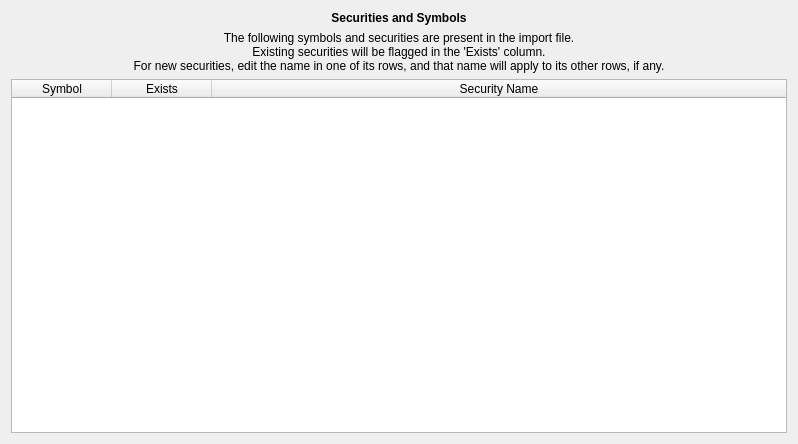
Old version of the form kmymoney/plugins/csvimport/symboltabledlg.ui in the repository KDE/kmymoney.
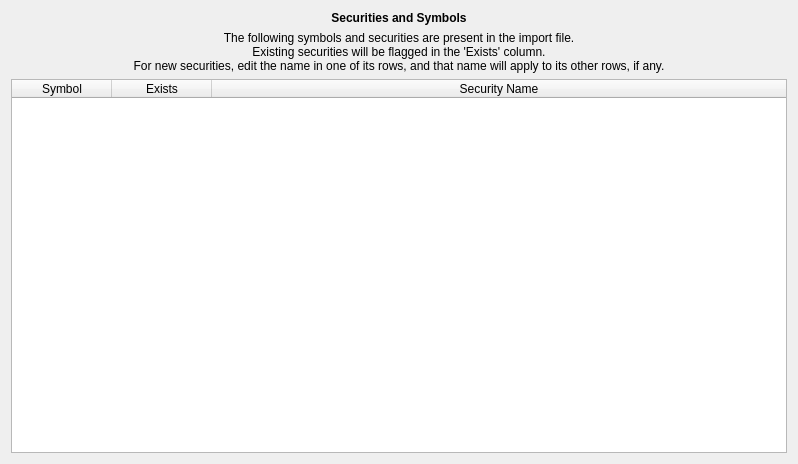
New version of the form.

Commit message: BUG:310438 - Ability to enter symbols during import Minor changes to UI following font changes

```diff
--- a/kmymoney/plugins/csvimport/symboltabledlg.ui
+++ b/kmymoney/plugins/csvimport/symboltabledlg.ui
@@ -7,7 +7,7 @@
     <x>0</x>
     <y>0</y>
     <width>798</width>
-    <height>444</height>
+    <height>464</height>
    </rect>
   </property>
   <property name="minimumSize">
@@ -66,6 +66,9 @@
        <height>16777215</height>
       </size>
      </property>
+     <property name="font">
+      <font/>
+     </property>
      <property name="wordWrap">
       <bool>false</bool>
      </property>
```
Left out of the diff: 2 changed lines with no effect on the pictures. The commit also changes 6 other files.
